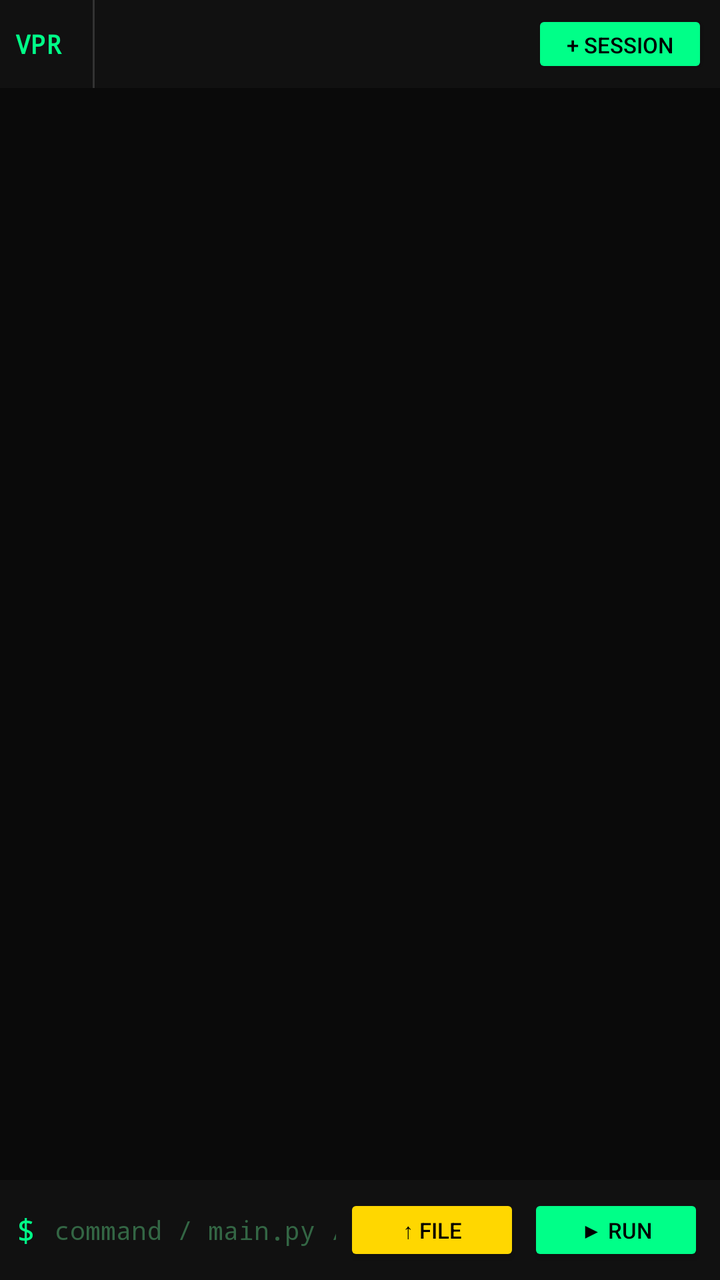
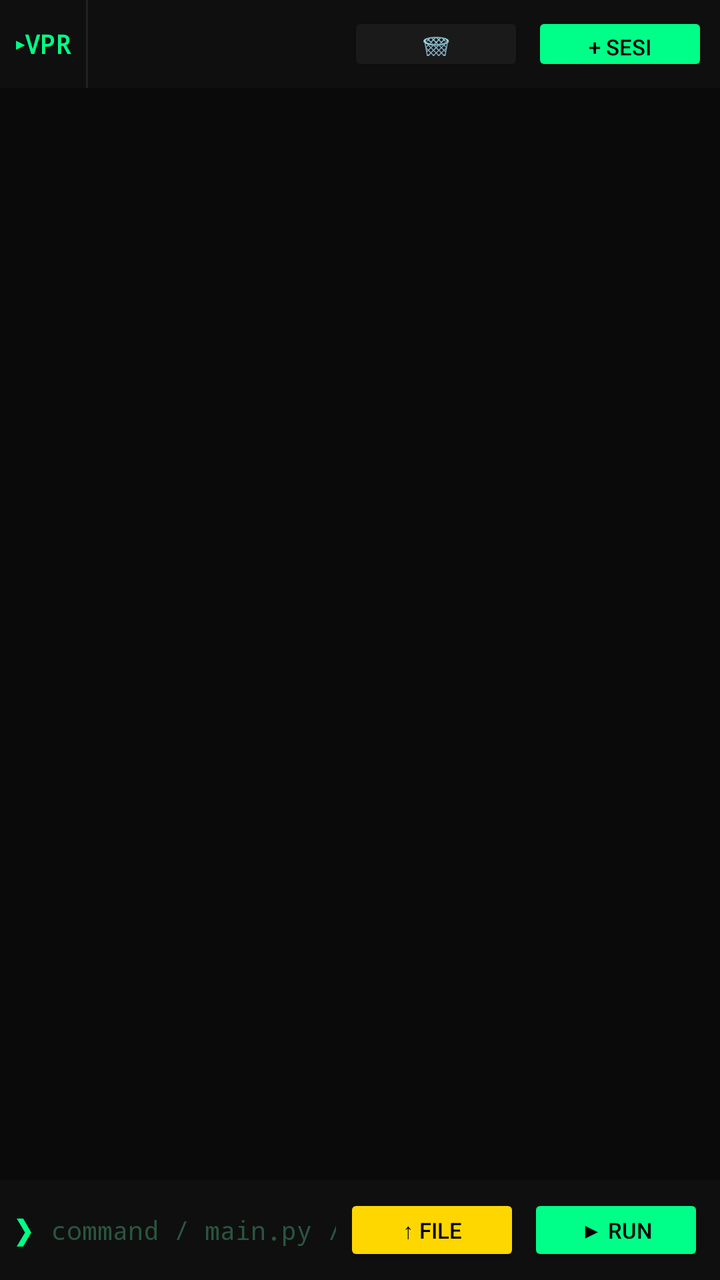

Screens rendered from an Android XML layout before and after an edit, with the pre-edit source and the edit as a unified diff.
<!-- AndroidManifest.xml: application theme Theme.AppCompat.NoActionBar -->
<!-- res/layout/activity_main.xml -->
<?xml version="1.0" encoding="utf-8"?>
<LinearLayout xmlns:android="http://schemas.android.com/apk/res/android"
    android:layout_width="match_parent" android:layout_height="match_parent"
    android:orientation="vertical" android:background="#0a0a0a">
    <LinearLayout android:layout_width="match_parent" android:layout_height="44dp"
        android:orientation="horizontal" android:background="#111111"
        android:gravity="center_vertical">
        <TextView android:layout_width="wrap_content" android:layout_height="wrap_content"
            android:text=" VPR " android:textColor="#00FF88" android:textStyle="bold"
            android:textSize="13sp" android:fontFamily="monospace" android:paddingEnd="8dp"/>
        <View android:layout_width="1dp" android:layout_height="match_parent"
            android:background="#333333"/>
        <HorizontalScrollView android:layout_width="0dp" android:layout_height="match_parent"
            android:layout_weight="1" android:scrollbars="none">
            <LinearLayout android:id="@+id/sessionTabBar"
                android:layout_width="wrap_content" android:layout_height="match_parent"
                android:orientation="horizontal" android:gravity="center_vertical"
                android:paddingStart="4dp" android:paddingEnd="4dp"/>
        </HorizontalScrollView>
        <Button android:id="@+id/btnNewSession"
            android:layout_width="wrap_content" android:layout_height="34dp"
            android:text="+ Session" android:textSize="11sp"
            android:textColor="#000000" android:backgroundTint="#00FF88"
            android:paddingStart="12dp" android:paddingEnd="12dp"
            android:layout_marginEnd="6dp"/>
    </LinearLayout>
    <FrameLayout android:id="@+id/terminalContainer"
        android:layout_width="match_parent" android:layout_height="0dp"
        android:layout_weight="1" android:background="#0a0a0a"/>
    <LinearLayout android:layout_width="match_parent" android:layout_height="50dp"
        android:orientation="horizontal" android:background="#111111"
        android:gravity="center_vertical" android:paddingStart="8dp" android:paddingEnd="8dp">
        <TextView android:layout_width="wrap_content" android:layout_height="wrap_content"
            android:text="$ " android:textColor="#00FF88"
            android:textSize="16sp" android:fontFamily="monospace"/>
        <EditText android:id="@+id/cmdInput"
            android:layout_width="0dp" android:layout_height="match_parent"
            android:layout_weight="1" android:background="@null"
            android:textColor="#00FF88" android:textColorHint="#336644"
            android:hint="command / main.py / main.sh"
            android:textSize="13sp" android:fontFamily="monospace"
            android:imeOptions="actionSend" android:singleLine="true"
            android:inputType="text"/>
        <Button android:id="@+id/btnUpload"
            android:layout_width="wrap_content" android:layout_height="36dp"
            android:text="↑ File" android:textSize="11sp"
            android:textColor="#000000" android:backgroundTint="#FFD700"
            android:paddingStart="10dp" android:paddingEnd="10dp"
            android:layout_marginStart="4dp"/>
        <Button android:id="@+id/btnSend"
            android:layout_width="wrap_content" android:layout_height="36dp"
            android:text="▶ Run" android:textSize="11sp"
            android:textColor="#000000" android:backgroundTint="#00FF88"
            android:paddingStart="10dp" android:paddingEnd="10dp"
            android:layout_marginStart="4dp"/>
    </LinearLayout>
</LinearLayout>
<!-- resources referenced by this layout -->
<resources>

</resources>

<!-- the commit's change to res/layout/activity_main.xml (unified diff, before → after) -->
@@ -2,14 +2,19 @@
 <LinearLayout xmlns:android="http://schemas.android.com/apk/res/android"
     android:layout_width="match_parent" android:layout_height="match_parent"
     android:orientation="vertical" android:background="#0a0a0a">
+
+    
     <LinearLayout android:layout_width="match_parent" android:layout_height="44dp"
-        android:orientation="horizontal" android:background="#111111"
+        android:orientation="horizontal" android:background="#0f0f0f"
         android:gravity="center_vertical">
+
         <TextView android:layout_width="wrap_content" android:layout_height="wrap_content"
-            android:text=" VPR " android:textColor="#00FF88" android:textStyle="bold"
-            android:textSize="13sp" android:fontFamily="monospace" android:paddingEnd="8dp"/>
+            android:text=" ▸VPR " android:textColor="#00FF88" android:textStyle="bold"
+            android:textSize="13sp" android:fontFamily="monospace"/>
+
         <View android:layout_width="1dp" android:layout_height="match_parent"
-            android:background="#333333"/>
+            android:background="#222222"/>
+
         <HorizontalScrollView android:layout_width="0dp" android:layout_height="match_parent"
             android:layout_weight="1" android:scrollbars="none">
             <LinearLayout android:id="@+id/sessionTabBar"
@@ -17,36 +22,52 @@
                 android:orientation="horizontal" android:gravity="center_vertical"
                 android:paddingStart="4dp" android:paddingEnd="4dp"/>
         </HorizontalScrollView>
+
+        <Button android:id="@+id/btnClearSession"
+            android:layout_width="wrap_content" android:layout_height="32dp"
+            android:text="🗑" android:textSize="13sp"
+            android:textColor="#FF4444" android:backgroundTint="#1A1A1A"
+            android:paddingStart="10dp" android:paddingEnd="10dp"
+            android:layout_marginEnd="4dp"/>
+
         <Button android:id="@+id/btnNewSession"
-            android:layout_width="wrap_content" android:layout_height="34dp"
-            android:text="+ Session" android:textSize="11sp"
+            android:layout_width="wrap_content" android:layout_height="32dp"
+            android:text="+ Sesi" android:textSize="11sp"
             android:textColor="#000000" android:backgroundTint="#00FF88"
-            android:paddingStart="12dp" android:paddingEnd="12dp"
+            android:paddingStart="10dp" android:paddingEnd="10dp"
             android:layout_marginEnd="6dp"/>
     </LinearLayout>
+
+    
     <FrameLayout android:id="@+id/terminalContainer"
         android:layout_width="match_parent" android:layout_height="0dp"
         android:layout_weight="1" android:background="#0a0a0a"/>
+
+    
     <LinearLayout android:layout_width="match_parent" android:layout_height="50dp"
-        android:orientation="horizontal" android:background="#111111"
+        android:orientation="horizontal" android:background="#0f0f0f"
         android:gravity="center_vertical" android:paddingStart="8dp" android:paddingEnd="8dp">
+
         <TextView android:layout_width="wrap_content" android:layout_height="wrap_content"
-            android:text="$ " android:textColor="#00FF88"
+            android:text="❯ " android:textColor="#00FF88"
             android:textSize="16sp" android:fontFamily="monospace"/>
+
         <EditText android:id="@+id/cmdInput"
             android:layout_width="0dp" android:layout_height="match_parent"
             android:layout_weight="1" android:background="@null"
-            android:textColor="#00FF88" android:textColorHint="#336644"
-            android:hint="command / main.py / main.sh"
+            android:textColor="#00FF88" android:textColorHint="#2a5540"
+            android:hint="command / main.py / main.sh / main.js"
             android:textSize="13sp" android:fontFamily="monospace"
             android:imeOptions="actionSend" android:singleLine="true"
             android:inputType="text"/>
+
         <Button android:id="@+id/btnUpload"
             android:layout_width="wrap_content" android:layout_height="36dp"
             android:text="↑ File" android:textSize="11sp"
             android:textColor="#000000" android:backgroundTint="#FFD700"
             android:paddingStart="10dp" android:paddingEnd="10dp"
             android:layout_marginStart="4dp"/>
+
         <Button android:id="@+id/btnSend"
             android:layout_width="wrap_content" android:layout_height="36dp"
             android:text="▶ Run" android:textSize="11sp"
